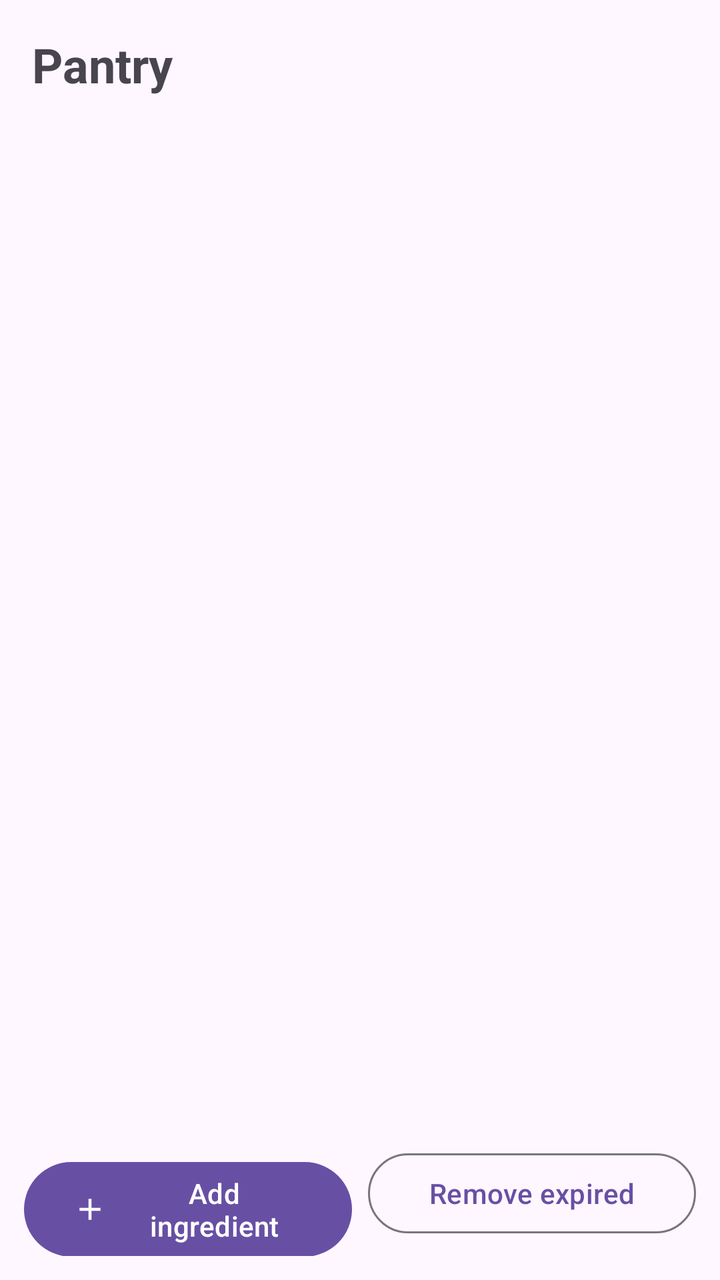
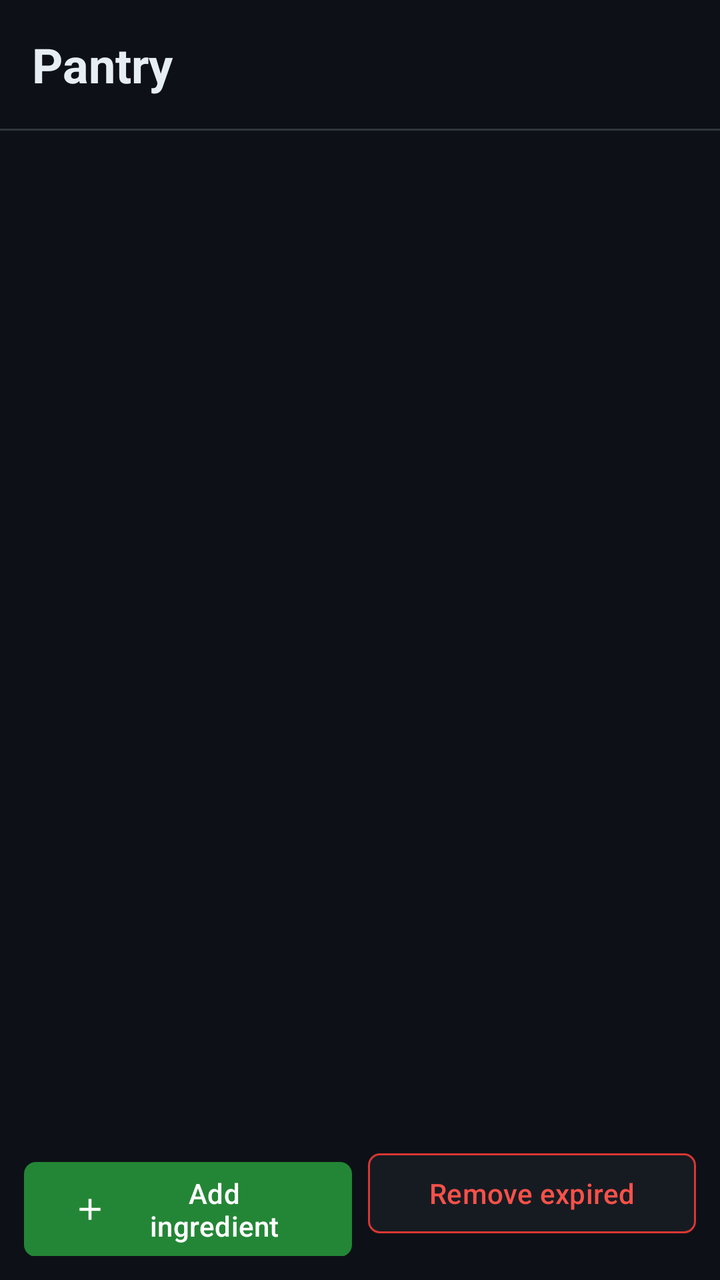

An Android layout rendered at two revisions. The XML below is the earlier revision; the diff shows what the commit changed to produce the second picture.
<!-- AndroidManifest.xml: application theme Theme.SmartPantryManager -->
<!-- res/layout/activity_pantry_list.xml -->
<?xml version="1.0" encoding="utf-8"?>
<LinearLayout xmlns:android="http://schemas.android.com/apk/res/android"
    xmlns:app="http://schemas.android.com/apk/res-auto"
    android:layout_width="match_parent"
    android:layout_height="match_parent"
    android:orientation="vertical">

    
    <TextView
        android:id="@+id/text_title"
        android:layout_width="match_parent"
        android:layout_height="wrap_content"
        android:padding="16dp"
        android:text="@string/pantry_title"
        android:textSize="24sp"
        android:textStyle="bold" />

    
    <FrameLayout
        android:layout_width="match_parent"
        android:layout_height="0dp"
        android:layout_weight="1">

        <androidx.recyclerview.widget.RecyclerView
            android:id="@+id/recycler_pantry"
            android:layout_width="match_parent"
            android:layout_height="match_parent"
            app:layoutManager="androidx.recyclerview.widget.LinearLayoutManager" />

        <TextView
            android:id="@+id/text_empty"
            android:layout_width="wrap_content"
            android:layout_height="wrap_content"
            android:layout_gravity="center"
            android:padding="24dp"
            android:text="@string/pantry_empty"
            android:textSize="16sp"
            android:visibility="gone" />

    </FrameLayout>

    
    <LinearLayout
        android:layout_width="match_parent"
        android:layout_height="wrap_content"
        android:orientation="horizontal"
        android:padding="12dp">

        <com.google.android.material.button.MaterialButton
            android:id="@+id/btn_add"
            android:layout_width="0dp"
            android:layout_height="wrap_content"
            android:layout_weight="1"
            android:text="@string/pantry_add"
            app:icon="@drawable/icon_add" />

        <com.google.android.material.button.MaterialButton
            android:id="@+id/btn_remove_expired"
            style="@style/Widget.Material3.Button.OutlinedButton"
            android:layout_width="0dp"
            android:layout_height="wrap_content"
            android:layout_marginStart="8dp"
            android:layout_weight="1"
            android:text="@string/pantry_remove_expired" />

    </LinearLayout>

</LinearLayout>
<!-- resources referenced by this layout -->
<resources>
  <style name="Base.Theme.SmartPantryManager" parent="Theme.Material3.DayNight.NoActionBar">
          
          
      </style>
  <!-- unchanged entries left out for length: 6 -->
</resources>

<!-- the commit's change to res/layout/activity_pantry_list.xml (unified diff, before → after) -->
@@ -8,12 +8,16 @@
     
     <TextView
         android:id="@+id/text_title"
+        style="@style/TextAppearance.Spm.Title"
         android:layout_width="match_parent"
         android:layout_height="wrap_content"
         android:padding="16dp"
-        android:text="@string/pantry_title"
-        android:textSize="24sp"
-        android:textStyle="bold" />
+        android:text="@string/pantry_title" />
+
+    <View
+        android:layout_width="match_parent"
+        android:layout_height="1dp"
+        android:background="@color/border" />
 
     
     <FrameLayout
@@ -25,6 +29,9 @@
             android:id="@+id/recycler_pantry"
             android:layout_width="match_parent"
             android:layout_height="match_parent"
+            android:clipToPadding="false"
+            android:paddingTop="6dp"
+            android:paddingBottom="6dp"
             app:layoutManager="androidx.recyclerview.widget.LinearLayoutManager" />
 
         <TextView
@@ -34,6 +41,7 @@
             android:layout_gravity="center"
             android:padding="24dp"
             android:text="@string/pantry_empty"
+            android:textColor="@color/text_secondary"
             android:textSize="16sp"
             android:visibility="gone" />
 
@@ -54,9 +62,10 @@
             android:text="@string/pantry_add"
             app:icon="@drawable/icon_add" />
 
+        
         <com.google.android.material.button.MaterialButton
             android:id="@+id/btn_remove_expired"
-            style="@style/Widget.Material3.Button.OutlinedButton"
+            style="@style/Widget.Spm.Button.Danger"
             android:layout_width="0dp"
             android:layout_height="wrap_content"
             android:layout_marginStart="8dp"
<!-- resource entries referenced after the edit -->
@@ -1,8 +1,79 @@
 <!-- resources referenced by this layout -->
 <resources>
-  <style name="Base.Theme.SmartPantryManager" parent="Theme.Material3.DayNight.NoActionBar">
+  <color name="border">#30363D</color>
+  <color name="text_secondary">#8B949E</color>
+  <style name="TextAppearance.Spm.Title" parent="TextAppearance.Material3.HeadlineSmall">
+          <item name="android:textColor">@color/text_primary</item>
+          <item name="android:textStyle">bold</item>
+      </style>
+  <style name="Widget.Spm.Button.Danger" parent="Widget.Spm.Button.Outlined">
+          <item name="android:textColor">@color/red_light</item>
+          <item name="strokeColor">@color/red</item>
+          <item name="rippleColor">@color/red</item>
+      </style>
+  <color name="text_primary">#E6EDF3</color>
+  <style name="Widget.Spm.Button.Outlined" parent="Widget.Material3.Button.OutlinedButton">
+          <item name="backgroundTint">@color/surface</item>
+          <item name="android:textColor">@color/text_primary</item>
+          <item name="strokeColor">@color/border</item>
+          <item name="strokeWidth">1dp</item>
+          <item name="cornerRadius">6dp</item>
+      </style>
+  <color name="red_light">#F85149</color>
+  <color name="red">#DA3633</color>
+  <style name="Base.Theme.SmartPantryManager" parent="Theme.Material3.Dark.NoActionBar">
           
+          <item name="colorPrimary">@color/green</item>
+          <item name="colorOnPrimary">@color/white</item>
+          <item name="colorPrimaryContainer">@color/green_subtle</item>
+          <item name="colorOnPrimaryContainer">@color/green_light</item>
+          <item name="colorSecondaryContainer">@color/green_subtle</item>
+          <item name="colorOnSecondaryContainer">@color/green_light</item>
+          <item name="colorSurface">@color/canvas</item>
+          <item name="colorOnSurface">@color/text_primary</item>
+          <item name="colorOnSurfaceVariant">@color/text_secondary</item>
+          <item name="colorSurfaceContainer">@color/surface</item>
+          <item name="colorSurfaceContainerHigh">@color/surface_raised</item>
+          <item name="colorOutline">@color/border</item>
+          <item name="colorOutlineVariant">@color/border</item>
+          <item name="colorError">@color/red_light</item>
+          <item name="colorOnError">@color/white</item>
+          <item name="android:colorBackground">@color/canvas</item>
+          <item name="android:statusBarColor">@color/canvas</item>
+          <item name="android:navigationBarColor">@color/canvas</item>
+  
           
+          <item name="materialButtonStyle">@style/Widget.Spm.Button</item>
+          <item name="materialButtonOutlinedStyle">@style/Widget.Spm.Button.Outlined</item>
+          <item name="textInputStyle">@style/Widget.Material3.TextInputLayout.OutlinedBox</item>
+          <item name="bottomNavigationStyle">@style/Widget.Spm.BottomNav</item>
+          <item name="materialAlertDialogTheme">@style/ThemeOverlay.Spm.Dialog</item>
+      </style>
+  <color name="surface">#161B22</color>
+  <color name="green">#238636</color>
+  <color name="white">#FFFFFFFF</color>
+  <color name="green_subtle">#1A2F20</color>
+  <color name="green_light">#3FB950</color>
+  <color name="canvas">#0D1117</color>
+  <color name="surface_raised">#21262D</color>
+  <style name="Widget.Spm.Button" parent="Widget.Material3.Button">
+          <item name="backgroundTint">@color/green</item>
+          <item name="android:textColor">@color/white</item>
+          <item name="iconTint">@color/white</item>
+          <item name="cornerRadius">6dp</item>
+      </style>
+  <style name="Widget.Spm.BottomNav" parent="Widget.Material3.BottomNavigationView">
+          <item name="backgroundTint">@color/surface</item>
+          <item name="itemIconTint">@color/nav_item</item>
+          <item name="itemTextColor">@color/nav_item</item>
+          <item name="itemActiveIndicatorStyle">@style/Widget.Spm.NavIndicator</item>
+      </style>
+  <style name="ThemeOverlay.Spm.Dialog" parent="ThemeOverlay.Material3.MaterialAlertDialog">
+          <item name="colorSurfaceContainerHigh">@color/surface</item>
+          <item name="colorPrimary">@color/green_light</item>
+      </style>
+  <style name="Widget.Spm.NavIndicator" parent="Widget.Material3.BottomNavigationView.ActiveIndicator">
+          <item name="android:color">@color/green_subtle</item>
       </style>
   <!-- unchanged entries left out for length: 6 -->
 </resources>
